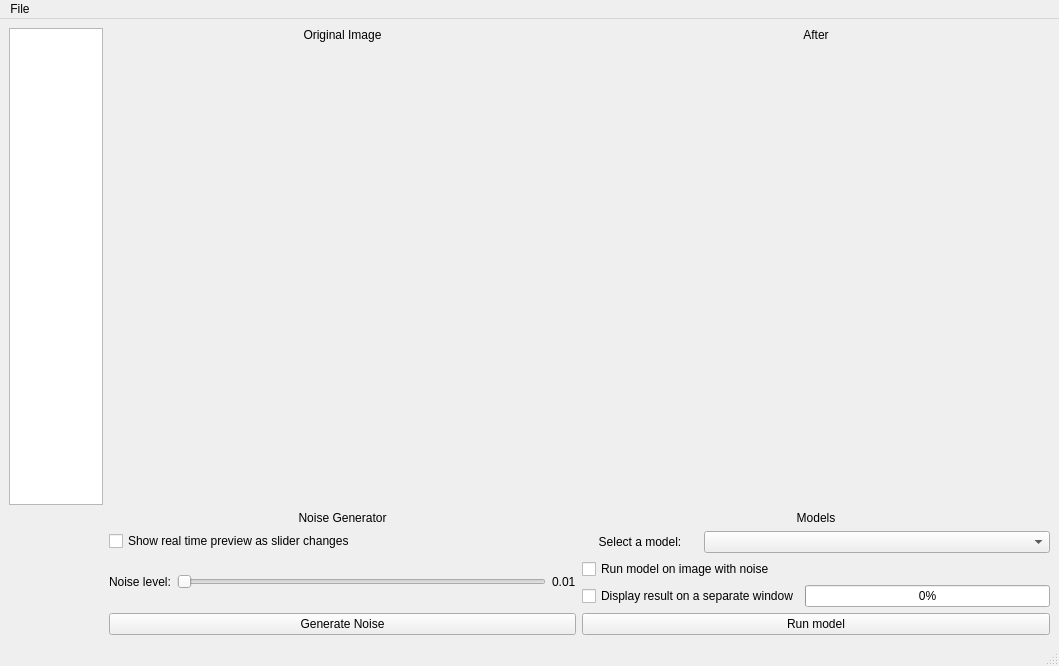
The window that src/qt_designer_file/main_window_new.ui (rettholzapfel33/Noisey-image) describes before a commit, drawn with Qt 5.
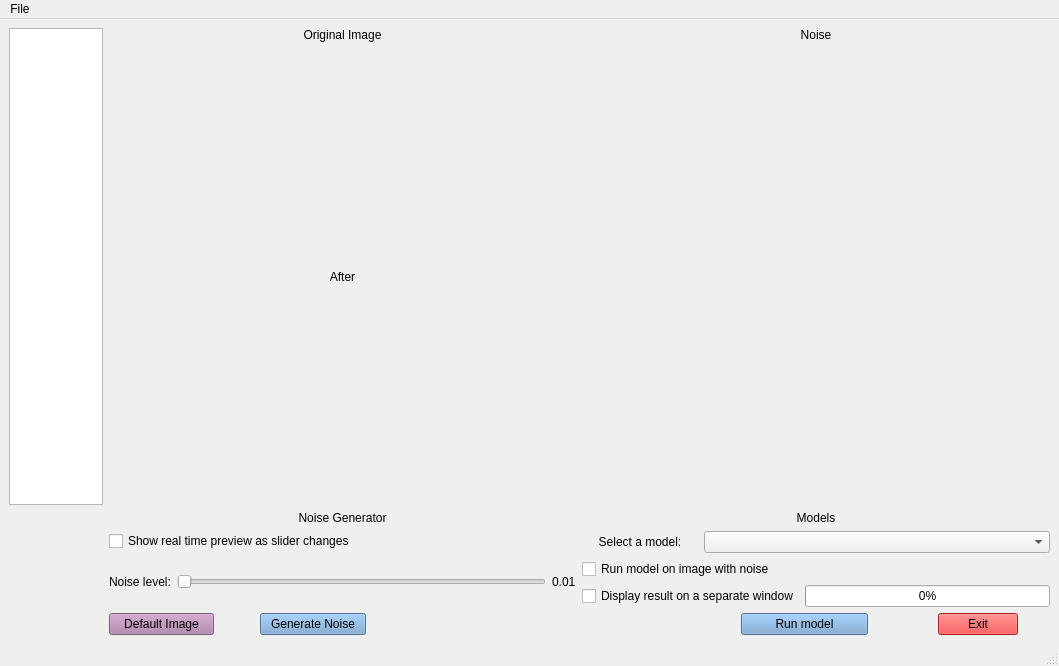
The same window after the commit. Custom widgets are drawn as their Qt base class.

```diff
--- a/src/qt_designer_file/main_window_new.ui
+++ b/src/qt_designer_file/main_window_new.ui
@@ -26,36 +26,6 @@
    <layout class="QGridLayout" name="gridLayout_3">
     <item row="0" column="0">
      <layout class="QGridLayout" name="gridLayout" columnstretch="1,5,5">
-      <item row="0" column="1">
-       <layout class="QVBoxLayout" name="verticalLayout_2" stretch="0,5">
-        <item>
-         <widget class="QLabel" name="label_8">
-          <property name="text">
-           <string>Original Image</string>
-          </property>
-          <property name="alignment">
-           <set>Qt::AlignCenter</set>
-          </property>
-         </widget>
-        </item>
-        <item>
-         <widget class="QLabel" name="original">
-          <property name="sizePolicy">
-           <sizepolicy hsizetype="Ignored" vsizetype="Ignored">
-            <horstretch>0</horstretch>
-            <verstretch>0</verstretch>
-           </sizepolicy>
-          </property>
-          <property name="text">
-           <string/>
-          </property>
-          <property name="scaledContents">
-           <bool>true</bool>
-          </property>
-         </widget>
-        </item>
-       </layout>
-      </item>
       <item row="2" column="2">
        <layout class="QGridLayout" name="gridLayout_2" columnstretch="0">
         <item row="2" column="0">
@@ -82,16 +52,6 @@
           </item>
          </layout>
         </item>
-        <item row="4" column="0">
-         <widget class="QPushButton" name="pushButton_2">
-          <property name="styleSheet">
-           <string notr="true"/>
-          </property>
-          <property name="text">
-           <string>Run model</string>
-          </property>
-         </widget>
-        </item>
         <item row="3" column="0">
          <layout class="QHBoxLayout" name="horizontalLayout_2">
           <item>
@@ -116,6 +76,69 @@
           </item>
          </layout>
         </item>
+        <item row="4" column="0">
+         <layout class="QHBoxLayout" name="horizontalLayout_5" stretch="5,4,2,2,1">
+          <item>
+           <spacer name="horizontalSpacer_3">
+            <property name="orientation">
+             <enum>Qt::Horizontal</enum>
+            </property>
+            <property name="sizeHint" stdset="0">
+             <size>
+              <width>40</width>
+              <height>20</height>
+             </size>
+            </property>
+           </spacer>
+          </item>
+          <item>
+           <widget class="QPushButton" name="pushButton_2">
+            <property name="styleSheet">
+             <string notr="true">background-color: rgb(114, 159, 207);</string>
+            </property>
+            <property name="text">
+             <string>Run model</string>
+            </property>
+           </widget>
+          </item>
+          <item>
+           <spacer name="horizontalSpacer_5">
+            <property name="orientation">
+             <enum>Qt::Horizontal</enum>
+            </property>
+            <property name="sizeHint" stdset="0">
+             <size>
+              <width>40</width>
+              <height>20</height>
+             </size>
+            </property>
+           </spacer>
+          </item>
+          <item>
+           <widget class="QPushButton" name="pushButton_4">
+            <property name="styleSheet">
+             <string notr="true">background-color: rgb(239, 41, 41);</string>
+            </property>
+            <property name="text">
+             <string>Exit</string>
+            </property>
+           </widget>
+          </item>
+          <item>
+           <spacer name="horizontalSpacer_4">
+            <property name="orientation">
+             <enum>Qt::Horizontal</enum>
+            </property>
+            <property name="sizeHint" stdset="0">
+             <size>
+              <width>40</width>
+              <height>20</height>
+             </size>
+            </property>
+           </spacer>
+          </item>
+         </layout>
+        </item>
        </layout>
       </item>
       <item row="1" column="2">
@@ -136,7 +159,7 @@
         <item>
          <widget class="QLabel" name="label_9">
           <property name="text">
-           <string>After</string>
+           <string>Noise</string>
           </property>
           <property name="alignment">
            <set>Qt::AlignCenter</set>
@@ -224,14 +247,118 @@
          </layout>
         </item>
         <item>
-         <widget class="QPushButton" name="pushButton">
-          <property name="styleSheet">
-           <string notr="true"/>
-          </property>
-          <property name="text">
-           <string>Generate Noise</string>
-          </property>
-         </widget>
+         <layout class="QHBoxLayout" name="horizontalLayout_4" stretch="1,0,1,2">
+          <item>
+           <widget class="QPushButton" name="pushButton_3">
+            <property name="styleSheet">
+             <string notr="true">background-color: rgb(173, 127, 168);</string>
+            </property>
+            <property name="text">
+             <string>Default Image</string>
+            </property>
+           </widget>
+          </item>
+          <item>
+           <spacer name="horizontalSpacer">
+            <property name="orientation">
+             <enum>Qt::Horizontal</enum>
+            </property>
+            <property name="sizeHint" stdset="0">
+             <size>
+              <width>40</width>
+              <height>20</height>
+             </size>
+            </property>
+           </spacer>
+          </item>
+          <item>
+           <widget class="QPushButton" name="pushButton">
+            <property name="styleSheet">
+             <string notr="true">background-color: rgb(114, 159, 207);</string>
+            </property>
+            <property name="text">
+             <string>Generate Noise</string>
+            </property>
+           </widget>
+          </item>
+          <item>
+           <spacer name="horizontalSpacer_2">
+            <property name="orientation">
+             <enum>Qt::Horizontal</enum>
+            </property>
+            <property name="sizeHint" stdset="0">
+             <size>
+              <width>40</width>
+              <height>20</height>
+             </size>
+            </property>
+           </spacer>
+          </item>
+         </layout>
+        </item>
+       </layout>
+      </item>
+      <item row="0" column="1">
+       <layout class="QVBoxLayout" name="verticalLayout_5">
+        <item>
+         <layout class="QVBoxLayout" name="verticalLayout_2" stretch="0,5">
+          <item>
+           <widget class="QLabel" name="label_8">
+            <property name="text">
+             <string>Original Image</string>
+            </property>
+            <property name="alignment">
+             <set>Qt::AlignCenter</set>
+            </property>
+           </widget>
+          </item>
+          <item>
+           <widget class="Label" name="original">
+            <property name="sizePolicy">
+             <sizepolicy hsizetype="Ignored" vsizetype="Ignored">
+              <horstretch>0</horstretch>
+              <verstretch>0</verstretch>
+             </sizepolicy>
+            </property>
+            <property name="text">
+             <string/>
+            </property>
+            <property name="scaledContents">
+             <bool>true</bool>
+            </property>
+           </widget>
+          </item>
+         </layout>
+        </item>
+        <item>
+         <layout class="QVBoxLayout" name="verticalLayout_4" stretch="0,5">
+          <item>
+           <widget class="QLabel" name="label_10">
+            <property name="text">
+             <string>After</string>
+            </property>
+            <property name="alignment">
+             <set>Qt::AlignCenter</set>
+            </property>
+           </widget>
+          </item>
+          <item>
+           <widget class="Label" name="original_2">
+            <property name="sizePolicy">
+             <sizepolicy hsizetype="Ignored" vsizetype="Ignored">
+              <horstretch>0</horstretch>
+              <verstretch>0</verstretch>
+             </sizepolicy>
+            </property>
+            <property name="text">
+             <string/>
+            </property>
+            <property name="scaledContents">
+             <bool>true</bool>
+            </property>
+           </widget>
+          </item>
+         </layout>
         </item>
        </layout>
       </item>
@@ -275,6 +402,13 @@
    </property>
   </action>
  </widget>
+ <customwidgets>
+  <customwidget>
+   <class>Label</class>
+   <extends>QLabel</extends>
+   <header>qlabel</header>
+  </customwidget>
+ </customwidgets>
  <resources/>
  <connections/>
  <slots>
```
Left out of the diff: 2 changed lines with no effect on the pictures.
